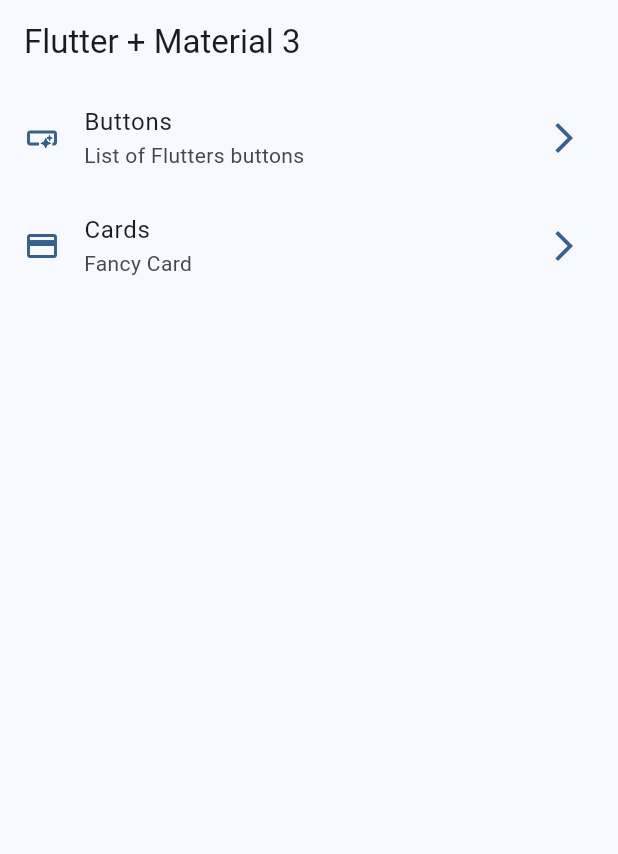
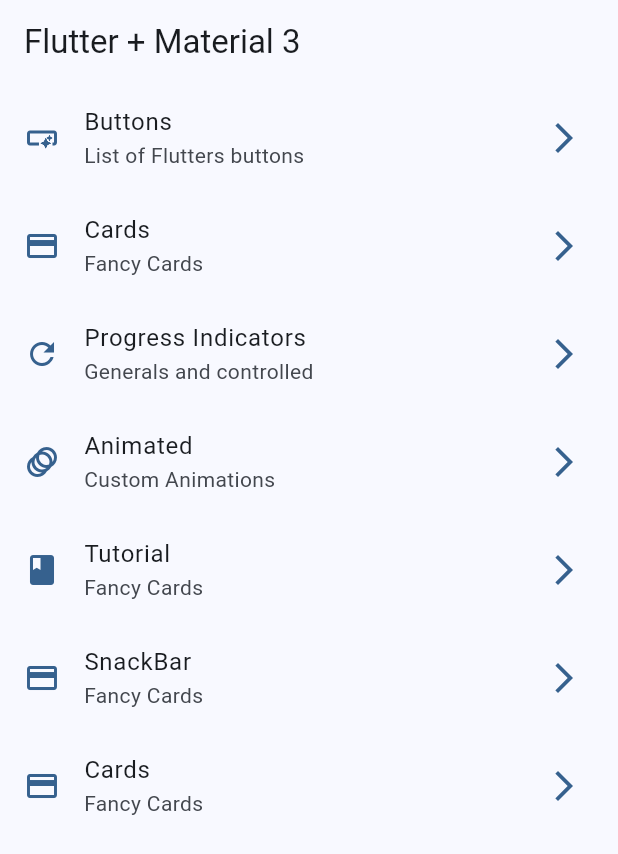
Before and after one commit to pablin202/widgets_app_flutter, a Flutter app: the screen it shows after launch, on a phone screen of 412 x 824 dp. Shown: the top 854 px of the screen. Run offline on Flutter 3.47's test engine with Material 2 defaults, Android fonts, the phone set to English and light mode, and no system bars; our stand-ins replace go_router.

Commit message:
progress indicators

```diff
--- a/lib/config/menu/menu_items.dart
+++ b/lib/config/menu/menu_items.dart
@@ -21,7 +21,32 @@ const appMenuItems = <MenuItem>[
       icon: Icons.smart_button_outlined),
   MenuItem(
       title: 'Cards',
-      subTitle: 'Fancy Card',
+      subTitle: 'Fancy Cards',
+      link: '/cards',
+      icon: Icons.credit_card),
+  MenuItem(
+      title: 'Progress Indicators',
+      subTitle: 'Generals and controlled',
+      link: '/progress',
+      icon: Icons.refresh_outlined),
+  MenuItem(
+      title: 'Animated',
+      subTitle: 'Custom Animations',
+      link: '/animated',
+      icon: Icons.animation),
+  MenuItem(
+      title: 'Tutorial',
+      subTitle: 'Fancy Cards',
+      link: '/tutorial',
+      icon: Icons.book),
+  MenuItem(
+      title: 'SnackBar',
+      subTitle: 'Fancy Cards',
+      link: '/snackbar',
+      icon: Icons.credit_card),
+  MenuItem(
+      title: 'Cards',
+      subTitle: 'Fancy Cards',
       link: '/cards',
       icon: Icons.credit_card)
 ];
--- a/lib/config/routes/routes.dart
+++ b/lib/config/routes/routes.dart
@@ -1,6 +1,12 @@
 import 'package:flutter/material.dart';
 import 'package:go_router/go_router.dart';
+import 'package:widget_app/presentation/screens/animated/animated_screen.dart';
+import 'package:widget_app/presentation/screens/app_tutorial/app_tutorial_screen.dart';
+import 'package:widget_app/presentation/screens/infinite_scroll/infinite_scroll_screen.dart';
+import 'package:widget_app/presentation/screens/progress/progress_indicator_screen.dart';
 import 'package:widget_app/presentation/screens/screens.dart';
+import 'package:widget_app/presentation/screens/snackbar/snackbar_screen.dart';
+import 'package:widget_app/presentation/screens/ui_controls/ui_controls_screen.dart';
 
 final GoRouter appRouter = GoRouter(
   routes: <RouteBase>[
@@ -21,6 +27,42 @@ final GoRouter appRouter = GoRouter(
           builder: (BuildContext context, GoRouterState state) {
             return const CardsScreen();
           },
+        ),
+        GoRoute(
+          path: 'animated',
+          builder: (BuildContext context, GoRouterState state) {
+            return const AnimatedScreen();
+          },
+        ),
+        GoRoute(
+          path: 'infinite_scroll',
+          builder: (BuildContext context, GoRouterState state) {
+            return const InfiniteScrollScreen();
+          },
+        ),
+        GoRoute(
+          path: 'progress',
+          builder: (BuildContext context, GoRouterState state) {
+            return const ProgressIndicatorScreen();
+          },
+        ),
+        GoRoute(
+          path: 'snackbar',
+          builder: (BuildContext context, GoRouterState state) {
+            return const SnackBarScreen();
+          },
+        ),
+        GoRoute(
+          path: 'uicontrols',
+          builder: (BuildContext context, GoRouterState state) {
+            return const UiControlsScreen();
+          },
+        ),
+        GoRoute(
+          path: 'tutorial',
+          builder: (BuildContext context, GoRouterState state) {
+            return const AppTutorialScreen();
+          },
         )
       ],
     ),
```
Also changed, not shown: lib/presentation/screens/animated/animated_screen.dart (added, +10 -0 lines), lib/presentation/screens/app_tutorial/app_tutorial_screen.dart (added, +10 -0 lines), lib/presentation/screens/infinite_scroll/infinite_scroll_screen.dart (added, +10 -0 lines), lib/presentation/screens/progress/progress_indicator_screen.dart (added, +84 -0 lines), lib/presentation/screens/snackbar/snackbar_screen.dart (added, +10 -0 lines), lib/presentation/screens/ui_controls/ui_controls_screen.dart (added, +10 -0 lines).
